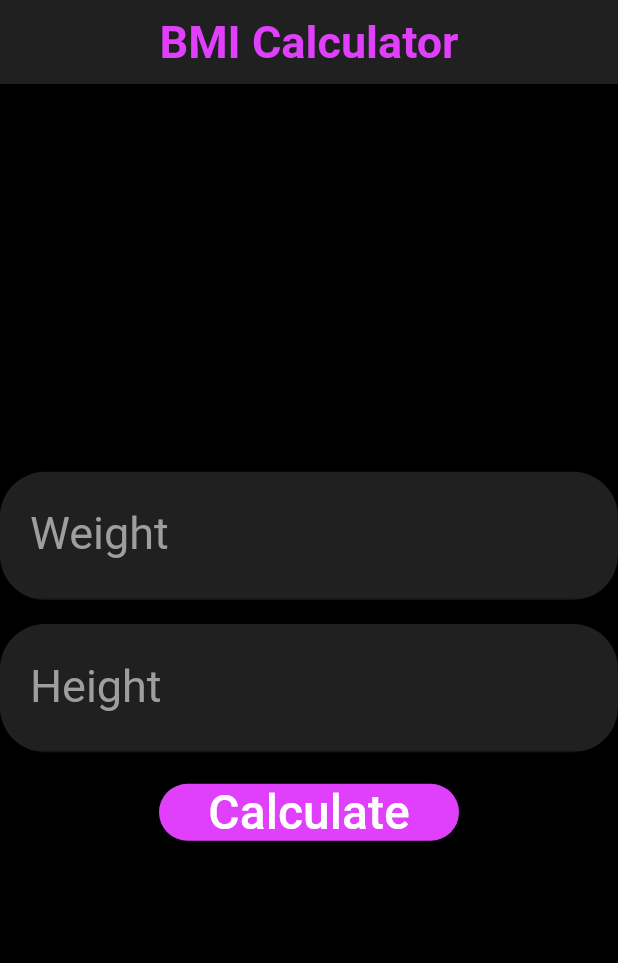
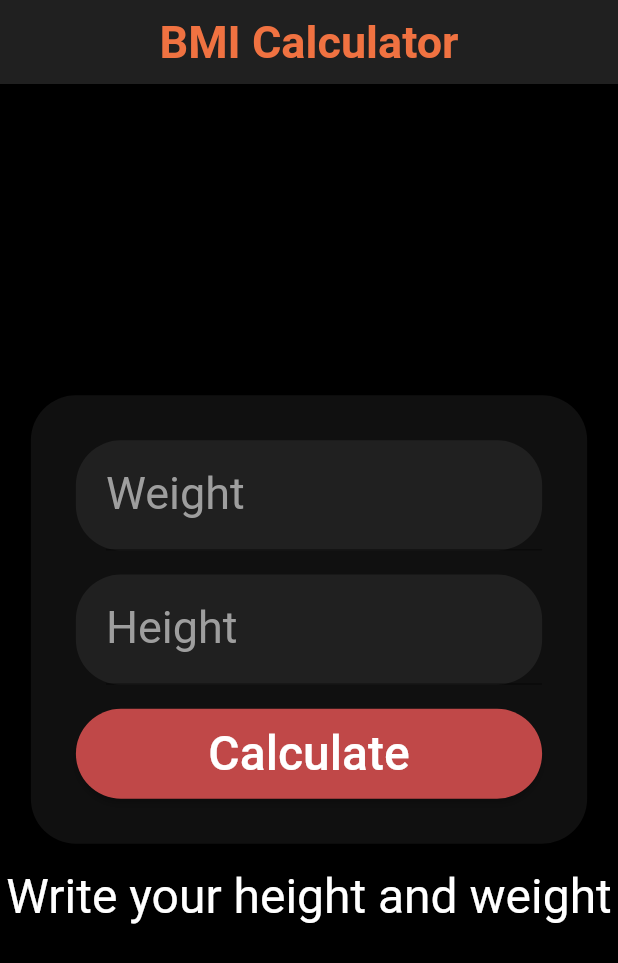
Before and after one commit to Pruzny/mobile-tcc00300, a Flutter app: the screen it shows after launch, after a tap on "Calculate", on a phone screen of 412 x 824 dp. Shown: the top 963 px of the screen. Run offline on Flutter 3.47's test engine with Material 2 defaults, Android fonts, the phone set to English and light mode, and no system bars.

Commit message:
Add calculate function and update style

```diff
--- a/bmicalculator/lib/main.dart
+++ b/bmicalculator/lib/main.dart
@@ -1,9 +1,9 @@
 import 'package:flutter/material.dart';
+import 'dart:math';
 
 void main() {
   runApp(const MyApp());
 }
-
 class MyApp extends StatefulWidget {
   const MyApp({super.key});
 
@@ -12,10 +12,14 @@ class MyApp extends StatefulWidget {
 }
 
 class _MyAppState extends State<MyApp> {
-  static const double widgetWidth = 200.0;
   static const Padding space = Padding(padding: EdgeInsets.only(top: 16));
-  double _weight = 0;
-  double _height = 0;
+  final TextEditingController _weightController = TextEditingController();
+  final TextEditingController _heightController = TextEditingController();
+  Widget _result = Text(
+    "Write your height and weight",
+    style: Styles.resultText,
+    textAlign: TextAlign.center,
+  );
 
   @override
   Widget build(BuildContext context) {
@@ -37,15 +41,32 @@ class _MyAppState extends State<MyApp> {
           child: Center(child: Column(
             mainAxisAlignment: MainAxisAlignment.center,
             children: [
+              FractionallySizedBox(
+                widthFactor: 0.9,
+                child: Container(
+                  decoration: Styles.widgetBox,
+                  padding: EdgeInsets.all(30),
+                  child: Column(
+                    children: [
                       Container(
+                          width: double.infinity,
                           decoration: Styles.inputBox,
                           padding: EdgeInsets.only(left: 20),
                           child: TextField(
+                            controller: _weightController,
                             keyboardType: TextInputType.number,
                             decoration: InputDecoration(
                               labelText: "Weight",
-                    labelStyle: Styles.placeholderText,
+                              labelStyle: Styles.labelText,
+                              hintText: "Ex: 59.9",
+                              hintStyle: Styles.placeholderText,
+                              focusColor: Color.fromRGBO(255, 128, 48, 1),
+                              focusedBorder: UnderlineInputBorder(borderSide: BorderSide(
+                                color: Color.fromRGBO(255, 128, 48, 1),
+                                width: 2,
+                              )),
                             ),
+                            cursorColor: Color.fromRGBO(255, 128, 48, 1),
                             style: Styles.placeholderText,
                           )
                         ),
@@ -54,62 +75,120 @@ class _MyAppState extends State<MyApp> {
                           decoration: Styles.inputBox,
                           padding: EdgeInsets.only(left: 20),
                           child: TextField(
+                            controller: _heightController,
                             keyboardType: TextInputType.number,
                             decoration: InputDecoration(
                               labelText: "Height",
-                    labelStyle: Styles.placeholderText,
+                              labelStyle: Styles.labelText,
+                              hintText: "Ex: 1.68",
+                              hintStyle: Styles.placeholderText,
+                              focusColor: Color.fromRGBO(255, 128, 48, 1),
+                              focusedBorder: UnderlineInputBorder(borderSide: BorderSide(
+                                color: Color.fromRGBO(255, 128, 48, 1),
+                                width: 2,
+                              )),
                             ),
+                            cursorColor: Color.fromRGBO(255, 128, 48, 1),
                             style: Styles.placeholderText,
                           )
                         ),
                       space,
                       SizedBox(
-                width: widgetWidth,
+                        width: double.infinity,
                         child: ElevatedButton(
                           onPressed: calculateBmi,
                           style: Styles.calculateButton,
                           child: Text(
                             "Calculate",
                             style: Styles.calculateText,
-                  )),
                           )
+                        ),
+                      ),
+                    ],
+                  ),
+                ),
+              ),
+              space,
+              _result,
             ],
           )),
         ),
       ),
     );
   }
-
   void calculateBmi() {
-
+    setState(() {
+      String? weight = _weightController.text;
+      String? height = _heightController.text;
+      if (weight.isNotEmpty && height.isNotEmpty) {
+        _result = Container(
+          decoration: Styles.widgetBox,
+          padding: EdgeInsets.all(30),
+          child: Column(
+            children: [
+              Text(
+                "Your BMI is\n${(double.parse(weight)/pow(double.parse(height), 2)).toStringAsFixed(2)}",
+                style: Styles.resultText,
+                textAlign: TextAlign.center,
+              ),
+              space,
+              ElevatedButton(
+                onPressed: () {},
+                style: Styles.shareButton,
+                child: Text("Share"),
+              ),
+            ],
+          )
+        );
+      }
+    });
   }
 }
 
 class Styles {
   static const TextStyle appTitle = TextStyle(
     fontSize: 30,
-    color: Colors.purpleAccent,
+    color: Color.fromRGBO(240, 114, 65, 1),
     fontWeight: FontWeight.bold,
   );
+  static const TextStyle labelText = TextStyle(
+    fontSize: 30,
+    color: Colors.grey,
+  );
   static const TextStyle placeholderText = TextStyle(
-    fontSize: 30,
+    fontSize: 20,
     color: Colors.grey,
   );
   static const BoxDecoration mainBox = BoxDecoration(
     color: Colors.black,
+  );
+  static BoxDecoration widgetBox = BoxDecoration(
+    color: Color.fromRGBO(16, 16, 16, 1),
+    borderRadius: BorderRadius.circular(30),
   );
   static BoxDecoration inputBox = BoxDecoration(
     color: Color.fromRGBO(32, 32, 32, 1),
     borderRadius: BorderRadius.circular(30),
   );
   static ButtonStyle calculateButton = ButtonStyle(
-    backgroundColor: MaterialStateProperty.all(Colors.purpleAccent),
+    backgroundColor: MaterialStateProperty.all(Color.fromRGBO(192, 72, 72, 1)),
+    minimumSize: MaterialStateProperty.all(Size(double.infinity, 60)),
     shape: MaterialStateProperty.all(RoundedRectangleBorder(
-      borderRadius: BorderRadius.circular(20),
+      borderRadius: BorderRadius.circular(30),
+    )),
+  );
+  static ButtonStyle shareButton = ButtonStyle(
+    backgroundColor: MaterialStateProperty.all(Color.fromRGBO(192, 72, 72, 1)),
+    shape: MaterialStateProperty.all(RoundedRectangleBorder(
+      borderRadius: BorderRadius.circular(30),
     )),
   );
   static TextStyle calculateText = TextStyle(
     color: Colors.white,
     fontSize: 32,
   );
+  static TextStyle resultText = TextStyle(
+    color: Colors.white,
+    fontSize: 32,
+  );
 }
```
Lines whose indentation alone changed are shown as unchanged.
